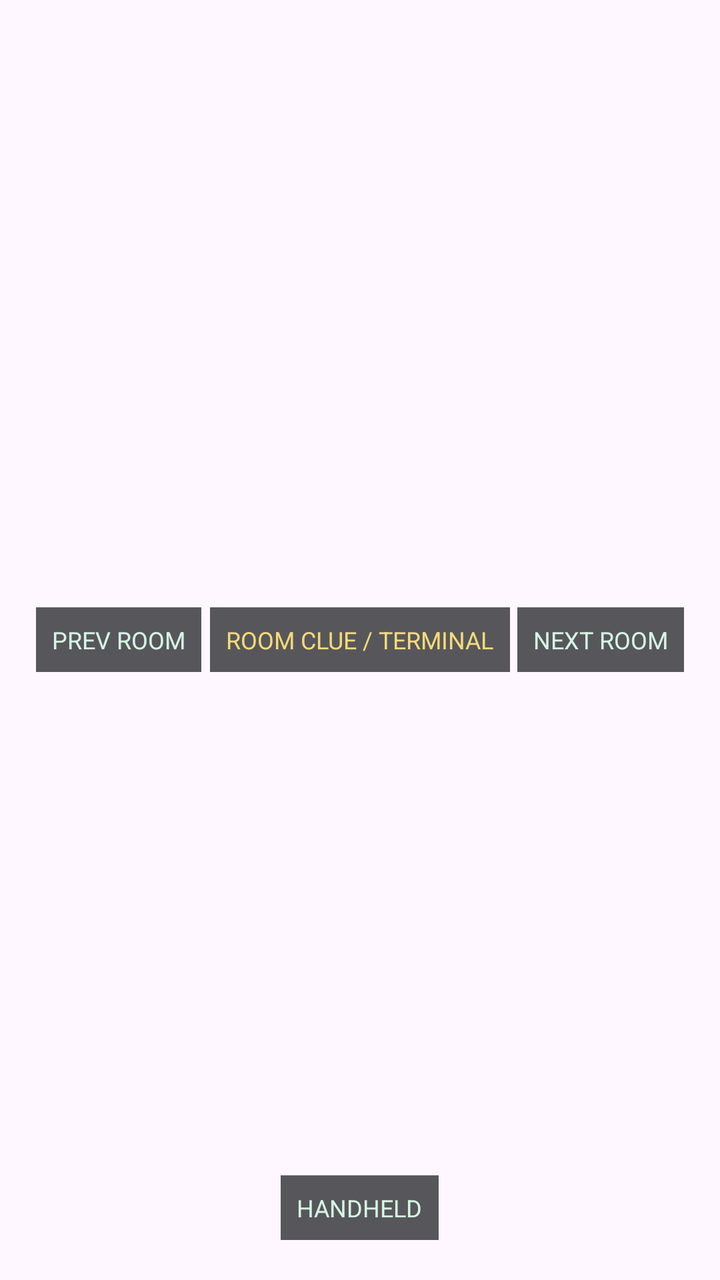
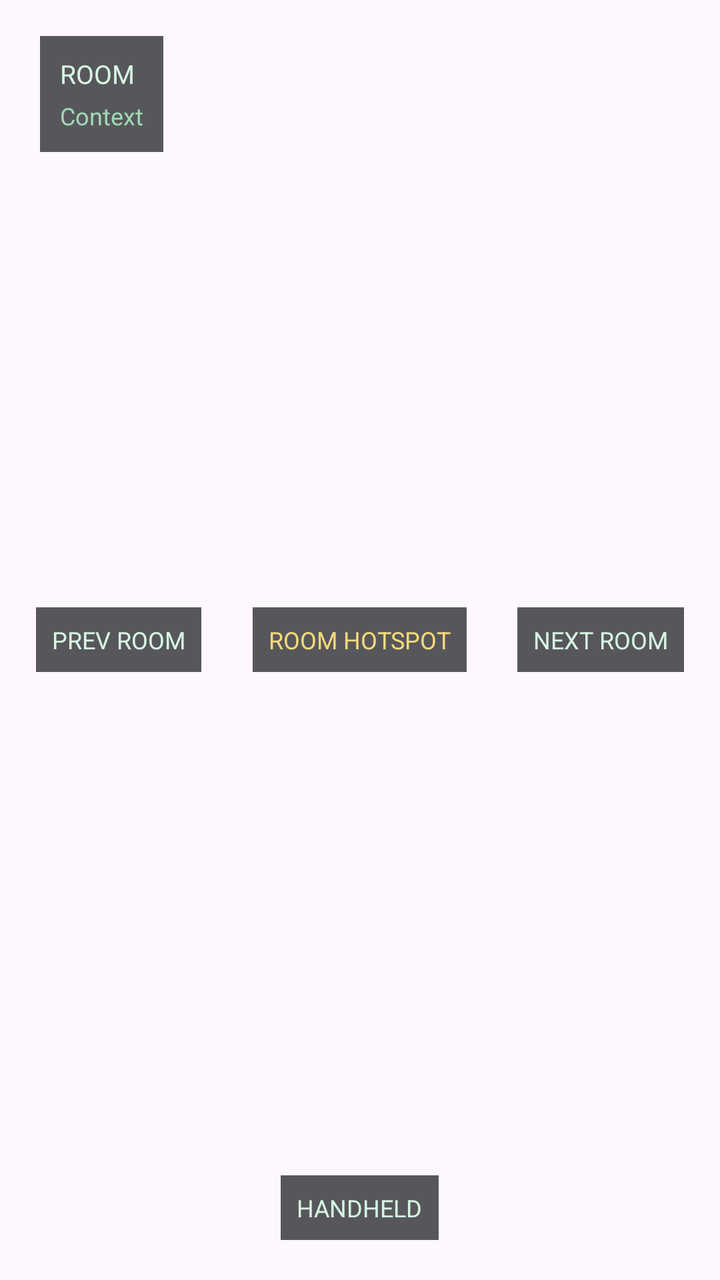

Compare the two renders of this Android layout. The source of the first and the diff that turns it into the second are given below.
<!-- AndroidManifest.xml: application theme Theme.TraceRoute -->
<!-- res/layout/fragment_world_investigation.xml -->
<?xml version="1.0" encoding="utf-8"?>
<FrameLayout xmlns:android="http://schemas.android.com/apk/res/android"
    android:id="@+id/world_investigation_root"
    android:layout_width="match_parent"
    android:layout_height="match_parent">

    <FrameLayout
        android:id="@+id/game_view_container"
        android:layout_width="match_parent"
        android:layout_height="match_parent" />

    <TextView
        android:id="@+id/debug_label_previous_room"
        android:layout_width="wrap_content"
        android:layout_height="wrap_content"
        android:layout_gravity="start|center_vertical"
        android:layout_marginStart="18dp"
        android:background="#AA05080A"
        android:clickable="false"
        android:focusable="false"
        android:padding="8dp"
        android:text="PREV ROOM"
        android:textColor="#D6F5E3"
        android:textSize="12sp" />

    <TextView
        android:id="@+id/debug_label_next_room"
        android:layout_width="wrap_content"
        android:layout_height="wrap_content"
        android:layout_gravity="end|center_vertical"
        android:layout_marginEnd="18dp"
        android:background="#AA05080A"
        android:clickable="false"
        android:focusable="false"
        android:padding="8dp"
        android:text="NEXT ROOM"
        android:textColor="#D6F5E3"
        android:textSize="12sp" />

    <TextView
        android:id="@+id/debug_label_room_hotspot"
        android:layout_width="wrap_content"
        android:layout_height="wrap_content"
        android:layout_gravity="center"
        android:background="#AA05080A"
        android:clickable="false"
        android:focusable="false"
        android:padding="8dp"
        android:text="ROOM CLUE / TERMINAL"
        android:textColor="#F5DA7A"
        android:textSize="12sp" />

    <TextView
        android:id="@+id/debug_label_handheld"
        android:layout_width="wrap_content"
        android:layout_height="wrap_content"
        android:layout_gravity="bottom|center_horizontal"
        android:layout_marginBottom="20dp"
        android:background="#AA05080A"
        android:clickable="false"
        android:focusable="false"
        android:padding="8dp"
        android:text="HANDHELD"
        android:textColor="#D6F5E3"
        android:textSize="12sp" />

</FrameLayout>
<!-- resources referenced by this layout -->
<resources>
  <style name="Theme.TraceRoute" parent="Base.Theme.TraceRoute" />
  <style name="Base.Theme.TraceRoute" parent="Theme.Material3.DayNight.NoActionBar">
          
          
      </style>
</resources>

<!-- the commit's change to res/layout/fragment_world_investigation.xml (unified diff, before → after) -->
@@ -8,6 +8,38 @@
         android:id="@+id/game_view_container"
         android:layout_width="match_parent"
         android:layout_height="match_parent" />
+
+    <LinearLayout
+        android:id="@+id/debug_room_context_panel"
+        android:layout_width="wrap_content"
+        android:layout_height="wrap_content"
+        android:layout_gravity="top|start"
+        android:layout_marginStart="20dp"
+        android:layout_marginTop="18dp"
+        android:background="#AA05080A"
+        android:clickable="false"
+        android:focusable="false"
+        android:orientation="vertical"
+        android:padding="10dp">
+
+        <TextView
+            android:id="@+id/debug_room_title"
+            android:layout_width="wrap_content"
+            android:layout_height="wrap_content"
+            android:text="ROOM"
+            android:textColor="#D6F5E3"
+            android:textSize="13sp" />
+
+        <TextView
+            android:id="@+id/debug_room_context"
+            android:layout_width="wrap_content"
+            android:layout_height="wrap_content"
+            android:layout_marginTop="4dp"
+            android:text="Context"
+            android:textColor="#9FD8B4"
+            android:textSize="12sp" />
+
+    </LinearLayout>
 
     <TextView
         android:id="@+id/debug_label_previous_room"
@@ -46,7 +78,7 @@
         android:clickable="false"
         android:focusable="false"
         android:padding="8dp"
-        android:text="ROOM CLUE / TERMINAL"
+        android:text="ROOM HOTSPOT"
         android:textColor="#F5DA7A"
         android:textSize="12sp" />
 
